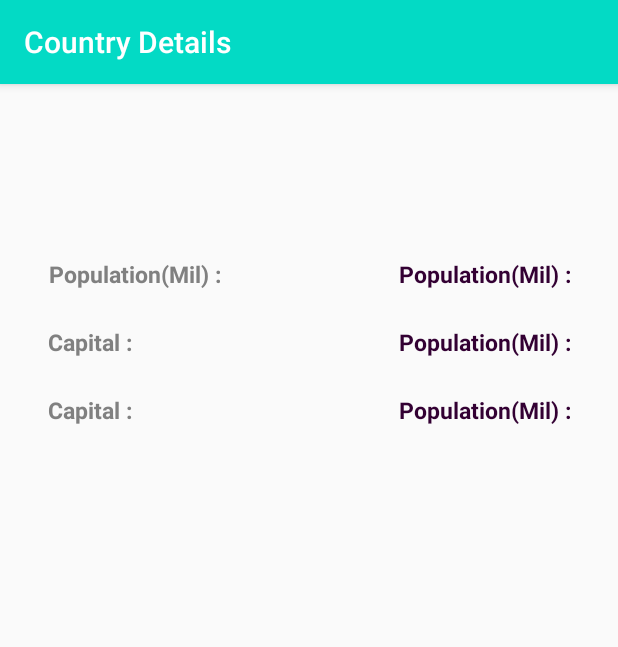
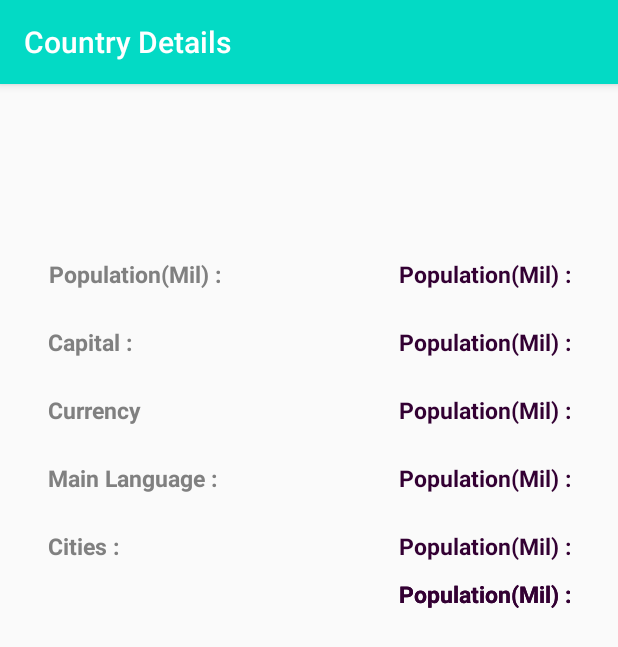
Before and after one commit to KushanTharaka97/TravelGuide, an Android app: the countryDetails screen opened directly, with no data from a screen before it, on a phone screen of 412 x 824 dp. Shown: the top 647 px of the screen. Run offline under Robolectric (Android 15) with nearby library versions, the phone set to English and light mode, and no system bars.

Commit message:
UPDATED:new xml creating country details for display specific informations.

```diff
--- a/app/src/main/res/layout/activity_country_details.xml
+++ b/app/src/main/res/layout/activity_country_details.xml
@@ -80,7 +80,31 @@
         <TextView
             android:layout_width="wrap_content"
             android:layout_height="wrap_content"
-            android:text="@string/capital"
+            android:text="@string/cur"
+            style="@style/category_about_us" />
+
+        <TextView
+            android:layout_width="wrap_content"
+            android:layout_height="wrap_content"
+            android:text="@string/pop"
+
+            android:hint="@string/capital"
+            style="@style/category_about_us_details"
+            android:layout_alignParentRight="true"
+            android:id="@+id/currency_view"/>
+
+    </RelativeLayout>
+
+    <RelativeLayout
+        android:layout_width="match_parent"
+        android:layout_height="wrap_content"
+        android:textAlignment="center"
+        android:paddingTop="@dimen/display_space">
+
+        <TextView
+            android:layout_width="wrap_content"
+            android:layout_height="wrap_content"
+            android:text="@string/lang"
             style="@style/category_about_us" />
 
         <TextView
@@ -89,8 +113,58 @@
             android:text="@string/pop"
             style="@style/category_about_us_details"
             android:layout_alignParentRight="true"
-            android:id="@+id/capital_view"/>
+            android:id="@+id/language_view"/>
 
     </RelativeLayout>
 
+    <RelativeLayout
+        android:layout_width="match_parent"
+        android:layout_height="wrap_content"
+        android:textAlignment="center"
+        android:paddingTop="@dimen/display_space">
+
+        <TextView
+            android:layout_width="wrap_content"
+            android:layout_height="wrap_content"
+            android:text="@string/city"
+            style="@style/category_about_us" />
+
+        <TextView
+            android:layout_width="wrap_content"
+            android:layout_height="wrap_content"
+            android:text="@string/pop"
+            style="@style/category_about_us_details"
+            android:layout_alignParentRight="true"
+            android:id="@+id/city_1_view"/>
+
+        <TextView
+            android:layout_width="wrap_content"
+            android:layout_height="wrap_content"
+            android:text="@string/pop"
+            style="@style/category_about_us_details"
+            android:layout_alignParentRight="true"
+            android:paddingTop="@dimen/double_display_space"
+            android:id="@+id/city_2_view"/>
+
+        <TextView
+            android:id="@+id/city_3_view"
+            style="@style/category_about_us_details"
+            android:layout_width="wrap_content"
+            android:layout_height="wrap_content"
+            android:layout_alignParentRight="true"
+            android:paddingTop="@dimen/double_display_space"
+            android:text="@string/pop" />
+
+        <TextView
+            android:id="@+id/city_4_view"
+            style="@style/category_about_us_details"
+            android:layout_width="wrap_content"
+            android:layout_height="wrap_content"
+            android:layout_alignParentRight="true"
+            android:paddingTop="@dimen/double_display_space"
+            android:text="@string/pop" />
+
+    </RelativeLayout>
+
+
 </LinearLayout>
--- a/app/src/main/res/values/dimensions.xml
+++ b/app/src/main/res/values/dimensions.xml
@@ -4,5 +4,6 @@
     <dimen name="activity_horizontal_margin">64dp</dimen>
     <dimen name="fab_margin">16dp</dimen>
     <dimen name="display_space">16dp</dimen>
+    <dimen name="double_display_space">32dp</dimen>
 
 </resources>
--- a/app/src/main/res/values/strings.xml
+++ b/app/src/main/res/values/strings.xml
@@ -31,4 +31,5 @@
     <string name="pop">Population(Mil) :</string>
     <string name="lang">Main Language :</string>
     <string name="cur">Currency</string>
+    <string name="city">Cities :</string>
 </resources>
```
